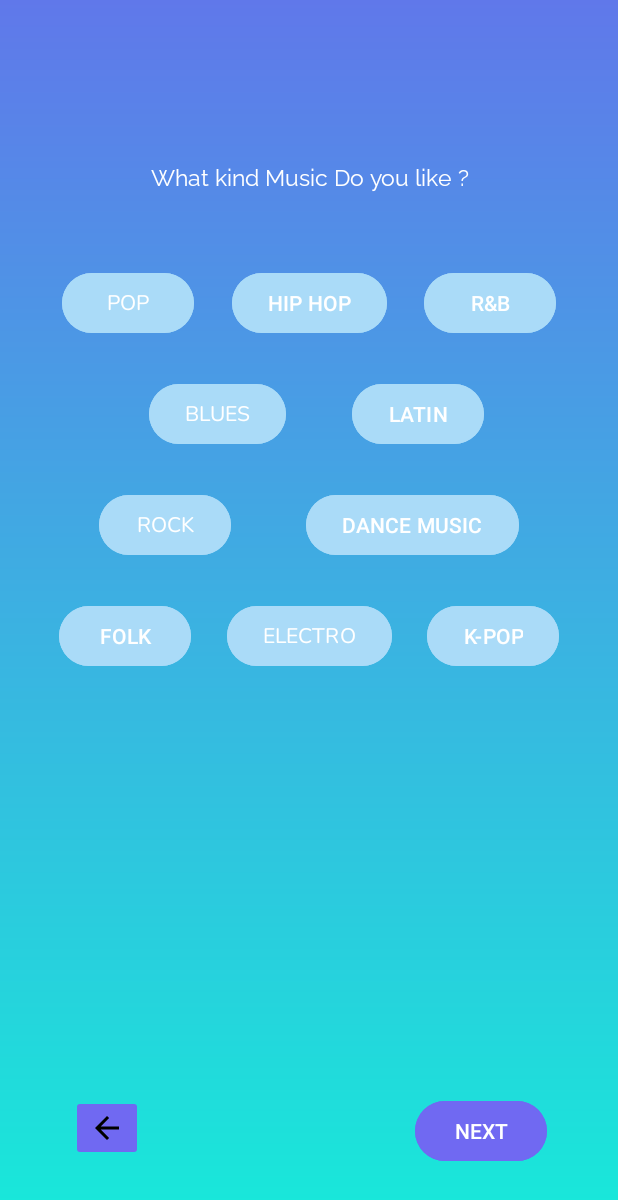
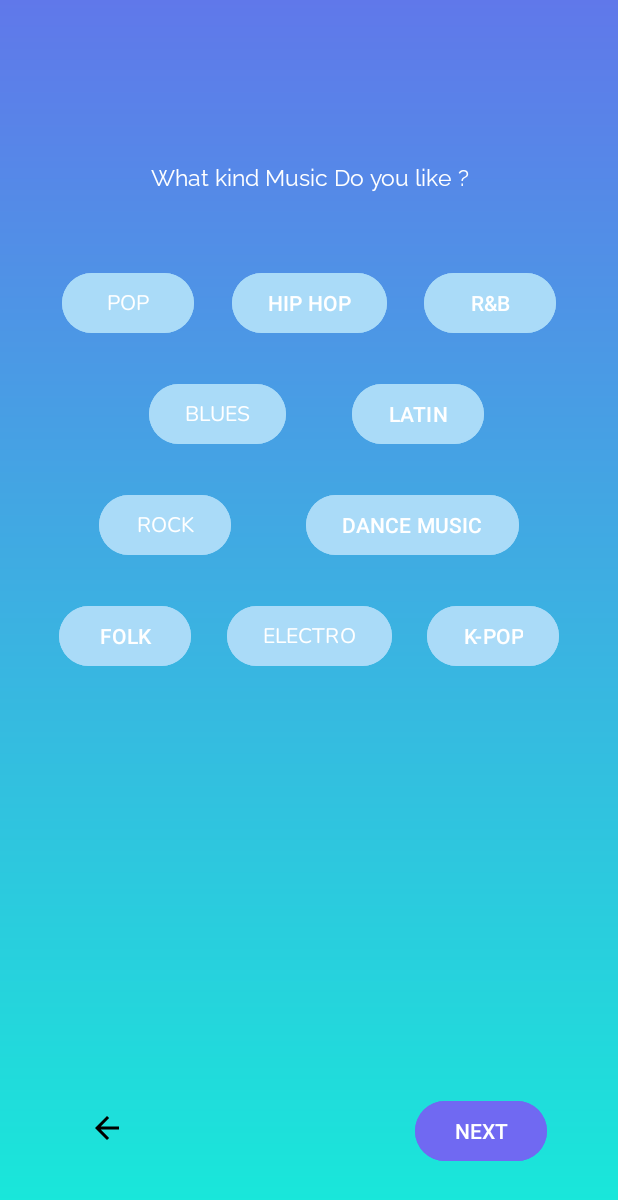
Before and after one commit to rutika005/Vibes, an Android app: the Musictype screen opened directly, with no data from a screen before it, on a phone screen of 412 x 824 dp. Shown: the top 1200 px of the screen. Run offline under Robolectric (Android 15) with nearby library versions, the phone set to English and light mode, and no system bars; Roboto replaces fonts that are not available here.

Commit message:
EDIT SOME FILES

```diff
--- a/app/src/main/res/layout/activity_chooseartist.xml
+++ b/app/src/main/res/layout/activity_chooseartist.xml
@@ -29,7 +29,7 @@
             android:layout_height="wrap_content"
             android:layout_weight="1"
             android:orientation="vertical"
-            android:layout_marginTop="20dp"
+            android:layout_marginTop="10dp"
             app:layout_constraintEnd_toEndOf="parent"
             app:layout_constraintStart_toStartOf="parent"
             app:layout_constraintTop_toBottomOf="@+id/tvChooseartist">
--- a/app/src/main/res/layout/activity_languagechoose.xml
+++ b/app/src/main/res/layout/activity_languagechoose.xml
@@ -206,8 +206,7 @@
             android:id="@+id/ic_back"
             android:layout_width="wrap_content"
             android:layout_height="wrap_content"
-            android:backgroundTint="@color/next"
-            android:contentDescription="TODO"
+            android:backgroundTint="#00FFFFFF"
             android:src="@drawable/ic_back_arrow"
             app:layout_constraintBottom_toBottomOf="parent"
             app:layout_constraintEnd_toStartOf="@+id/buttonnext"
--- a/app/src/main/res/layout/activity_musictype.xml
+++ b/app/src/main/res/layout/activity_musictype.xml
@@ -197,7 +197,7 @@
             android:id="@+id/iconback"
             android:layout_width="wrap_content"
             android:layout_height="wrap_content"
-            android:backgroundTint="@color/next"
+            android:backgroundTint="#00FFFFFF"
             android:contentDescription="Back Button"
             android:src="@drawable/ic_back_arrow"
             app:layout_constraintBottom_toBottomOf="parent"
@@ -211,7 +211,7 @@
             android:layout_height="wrap_content"
             android:backgroundTint="@color/next"
             android:text="NEXT"
-            android:layout_marginLeft="150dp"
+            android:layout_marginStart="150dp"
             android:textColor="@color/white"
             app:layout_constraintEnd_toEndOf="parent"
             app:layout_constraintStart_toEndOf="@id/iconback"
```
